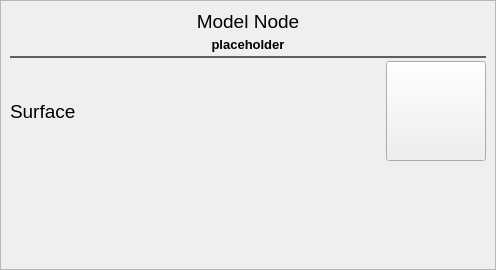
First picture: the form in code/qttoolkit/contentbrowser/ui/modelnodeinfowidget.ui, repository gscept/nebula-trifid, before the edit.
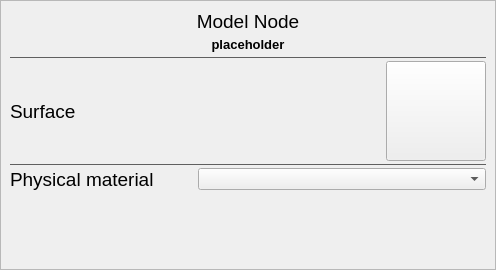
Second picture: the form after the edit.

Commit message: *content browser* fixed: - Switching models works without crashing if a model gets selected from the asset browser. - Materials which saves over an existing material will cause a material reload (since the resource has actually changed). - Model nodes are no longer tabbed. Instead, ONE tab, called 'Nodes', will appear, and in it, each model node will be populated.

The edit to the form file:
```diff
--- a/code/qttoolkit/contentbrowser/ui/modelnodeinfowidget.ui
+++ b/code/qttoolkit/contentbrowser/ui/modelnodeinfowidget.ui
@@ -56,56 +56,6 @@
    <property name="margin">
     <number>9</number>
    </property>
-   <item row="3" column="2">
-    <widget class="QPushButton" name="surfaceButton">
-     <property name="sizePolicy">
-      <sizepolicy hsizetype="Fixed" vsizetype="Fixed">
-       <horstretch>0</horstretch>
-       <verstretch>0</verstretch>
-      </sizepolicy>
-     </property>
-     <property name="minimumSize">
-      <size>
-       <width>100</width>
-       <height>100</height>
-      </size>
-     </property>
-     <property name="text">
-      <string/>
-     </property>
-    </widget>
-   </item>
-   <item row="3" column="0">
-    <widget class="QLabel" name="label_2">
-     <property name="font">
-      <font>
-       <family>Segoe UI</family>
-       <pointsize>14</pointsize>
-      </font>
-     </property>
-     <property name="text">
-      <string>Surface</string>
-     </property>
-    </widget>
-   </item>
-   <item row="3" column="1">
-    <widget class="QLabel" name="surfaceName">
-     <property name="font">
-      <font>
-       <family>Segoe UI</family>
-       <pointsize>10</pointsize>
-       <weight>75</weight>
-       <bold>true</bold>
-      </font>
-     </property>
-     <property name="text">
-      <string/>
-     </property>
-     <property name="alignment">
-      <set>Qt::AlignCenter</set>
-     </property>
-    </widget>
-   </item>
    <item row="1" column="0" colspan="3">
     <widget class="QFrame" name="frame">
      <property name="frameShape">
@@ -143,6 +93,35 @@
      </layout>
     </widget>
    </item>
+   <item row="3" column="0">
+    <widget class="QLabel" name="label_2">
+     <property name="font">
+      <font>
+       <family>Segoe UI</family>
+       <pointsize>14</pointsize>
+      </font>
+     </property>
+     <property name="text">
+      <string>Surface</string>
+     </property>
+    </widget>
+   </item>
+   <item row="2" column="0" colspan="3">
+    <widget class="Line" name="line">
+     <property name="styleSheet">
+      <string notr="true">QFrame{ color:rgb(95, 95, 95); }</string>
+     </property>
+     <property name="frameShadow">
+      <enum>QFrame::Plain</enum>
+     </property>
+     <property name="lineWidth">
+      <number>1</number>
+     </property>
+     <property name="orientation">
+      <enum>Qt::Horizontal</enum>
+     </property>
+    </widget>
+   </item>
    <item row="0" column="0" colspan="3">
     <widget class="QLabel" name="label">
      <property name="font">
@@ -162,114 +141,25 @@
      </property>
     </widget>
    </item>
-   <item row="2" column="0" colspan="3">
-    <widget class="Line" name="line">
-     <property name="palette">
-      <palette>
-       <active>
-        <colorrole role="WindowText">
-         <brush brushstyle="SolidPattern">
-          <color alpha="255">
-           <red>95</red>
-           <green>95</green>
-           <blue>95</blue>
-          </color>
-         </brush>
-        </colorrole>
-        <colorrole role="Text">
-         <brush brushstyle="SolidPattern">
-          <color alpha="255">
-           <red>95</red>
-           <green>95</green>
-           <blue>95</blue>
-          </color>
-         </brush>
-        </colorrole>
-        <colorrole role="ButtonText">
-         <brush brushstyle="SolidPattern">
-          <color alpha="255">
-           <red>95</red>
-           <green>95</green>
-           <blue>95</blue>
-          </color>
-         </brush>
-        </colorrole>
-       </active>
-       <inactive>
-        <colorrole role="WindowText">
-         <brush brushstyle="SolidPattern">
-          <color alpha="255">
-           <red>95</red>
-           <green>95</green>
-           <blue>95</blue>
-          </color>
-         </brush>
-        </colorrole>
-        <colorrole role="Text">
-         <brush brushstyle="SolidPattern">
-          <color alpha="255">
-           <red>95</red>
-           <green>95</green>
-           <blue>95</blue>
-          </color>
-         </brush>
-        </colorrole>
-        <colorrole role="ButtonText">
-         <brush brushstyle="SolidPattern">
-          <color alpha="255">
-           <red>95</red>
-           <green>95</green>
-           <blue>95</blue>
-          </color>
-         </brush>
-        </colorrole>
-       </inactive>
-       <disabled>
-        <colorrole role="WindowText">
-         <brush brushstyle="SolidPattern">
-          <color alpha="255">
-           <red>95</red>
-           <green>95</green>
-           <blue>95</blue>
-          </color>
-         </brush>
-        </colorrole>
-        <colorrole role="Text">
-         <brush brushstyle="SolidPattern">
-          <color alpha="255">
-           <red>95</red>
-           <green>95</green>
-           <blue>95</blue>
-          </color>
-         </brush>
-        </colorrole>
-        <colorrole role="ButtonText">
-         <brush brushstyle="SolidPattern">
-          <color alpha="255">
-           <red>95</red>
-           <green>95</green>
-           <blue>95</blue>
-          </color>
-         </brush>
-        </colorrole>
-       </disabled>
-      </palette>
+   <item row="3" column="1">
+    <widget class="QLabel" name="surfaceName">
+     <property name="font">
+      <font>
+       <family>Segoe UI</family>
+       <pointsize>10</pointsize>
+       <weight>75</weight>
+       <bold>true</bold>
+      </font>
      </property>
-     <property name="styleSheet">
-      <string notr="true">QFrame{ color:rgb(95, 95, 95); }</string>
+     <property name="text">
+      <string/>
      </property>
-     <property name="frameShadow">
-      <enum>QFrame::Plain</enum>
-     </property>
-     <property name="lineWidth">
-      <number>2</number>
-     </property>
-     <property name="orientation">
-      <enum>Qt::Horizontal</enum>
+     <property name="alignment">
+      <set>Qt::AlignCenter</set>
      </property>
     </widget>
    </item>
-   <item row="4" column="0" colspan="3">
+   <item row="6" column="0" colspan="3">
     <spacer name="verticalSpacer">
      <property name="orientation">
       <enum>Qt::Vertical</enum>
@@ -282,6 +172,54 @@
      </property>
     </spacer>
    </item>
+   <item row="3" column="2">
+    <widget class="QPushButton" name="surfaceButton">
+     <property name="sizePolicy">
+      <sizepolicy hsizetype="Fixed" vsizetype="Fixed">
+       <horstretch>0</horstretch>
+       <verstretch>0</verstretch>
+      </sizepolicy>
+     </property>
+     <property name="minimumSize">
+      <size>
+       <width>100</width>
+       <height>100</height>
+      </size>
+     </property>
+     <property name="text">
+      <string/>
+     </property>
+    </widget>
+   </item>
+   <item row="4" column="0" colspan="3">
+    <widget class="Line" name="line_2">
+     <property name="styleSheet">
+      <string notr="true">QFrame{ color:rgb(95, 95, 95); }</string>
+     </property>
+     <property name="frameShadow">
+      <enum>QFrame::Plain</enum>
+     </property>
+     <property name="orientation">
+      <enum>Qt::Horizontal</enum>
+     </property>
+    </widget>
+   </item>
+   <item row="5" column="0">
+    <widget class="QLabel" name="label_3">
+     <property name="font">
+      <font>
+       <family>Segoe UI</family>
+       <pointsize>14</pointsize>
+      </font>
+     </property>
+     <property name="text">
+      <string>Physical material</string>
+     </property>
+    </widget>
+   </item>
+   <item row="5" column="1" colspan="2">
+    <widget class="QComboBox" name="physicsMaterialBox"/>
+   </item>
   </layout>
  </widget>
  <resources/>
```
The commit also changes 19 other files.
